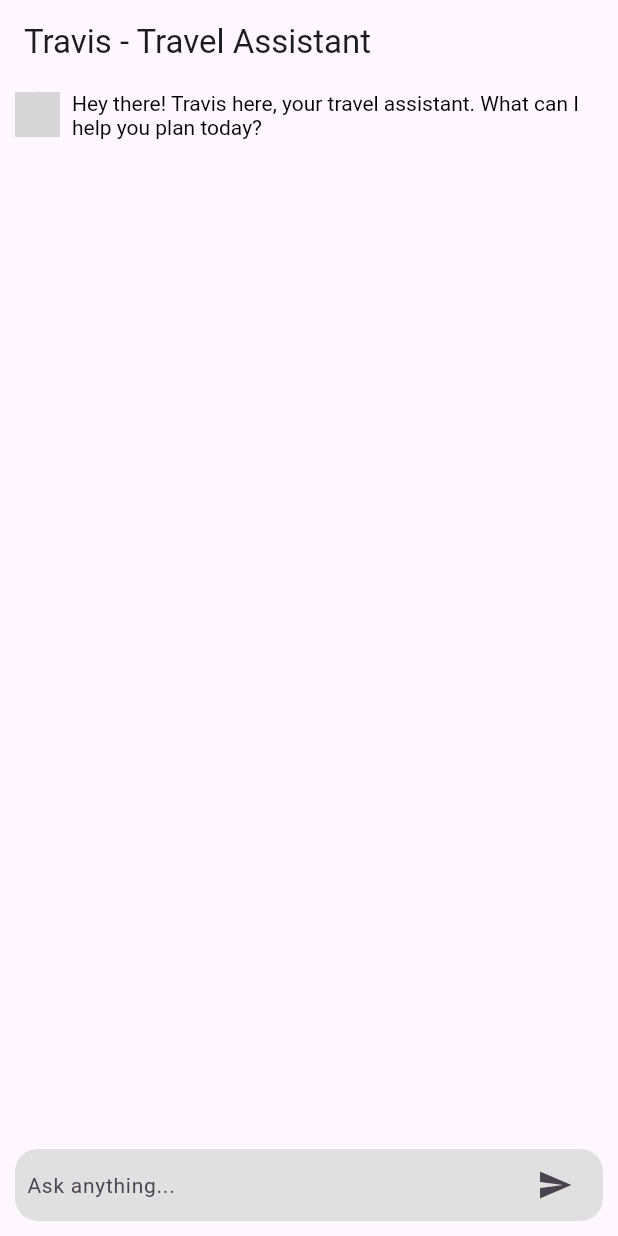
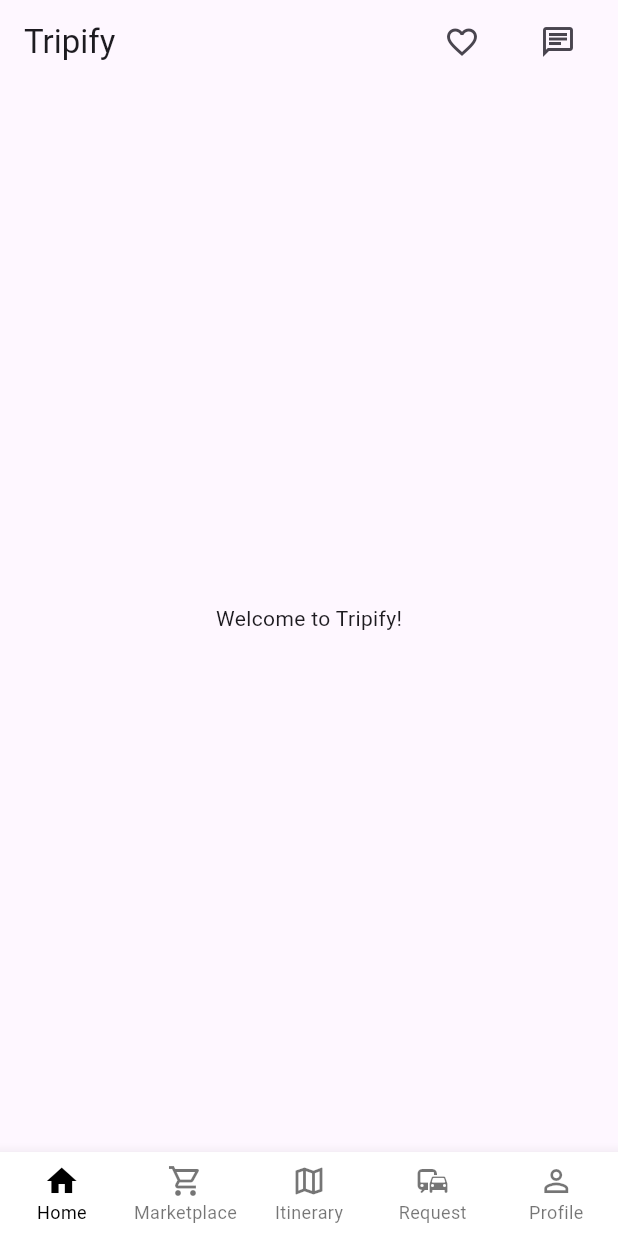
Before and after one commit to limwengni/Tripify, a Flutter app: the screen it shows after launch, on a phone screen of 412 x 824 dp. Run offline on Flutter 3.47's test engine with Material 3 defaults, Android fonts, the phone set to English and light mode, and no system bars; our stand-ins replace shimmer; grey boxes are pictures that could not be loaded.

Commit message:
nav bar, and simple ui made

```diff
--- a/lib/main.dart
+++ b/lib/main.dart
@@ -1,7 +1,5 @@
 import 'package:flutter/material.dart';
-import 'views/travel_assistant_view.dart';
-import 'package:tripify/views/accommodation_requirement_page.dart';
-import 'travel_assistant.dart'; // Import your travel assistant file
+import 'views/main_screen_view.dart';
 
 void main() {
   runApp(MyApp());
@@ -13,7 +11,8 @@ class MyApp extends StatelessWidget {
     return MaterialApp(
       title: 'Travis - Travel Assistant',
       theme: ThemeData(primarySwatch: Colors.blue),
-      home: TravelAssistantView(),
+      home: MainScreenView(),
+      debugShowCheckedModeBanner: false,
     );
   }
 }
--- /dev/null
+++ b/lib/views/home_view.dart
@@ -0,0 +1,35 @@
+import 'package:flutter/material.dart';
+
+class HomeView extends StatelessWidget {
+  @override
+  Widget build(BuildContext context) {
+    return Scaffold(
+      appBar: AppBar(
+        title: Text('Tripify'),
+        actions: [
+          Padding(
+            padding: EdgeInsets.only(right: 16), // Right padding only
+            child: IconButton(
+              icon: Icon(Icons.favorite_outline),
+              onPressed: () {
+                // Open chat messages
+              },
+            ),
+          ),
+          Padding(
+            padding: EdgeInsets.only(right: 16), // Right padding only
+            child: IconButton(
+              icon: Icon(Icons.chat_outlined),
+              onPressed: () {
+                // Open chat messages
+              },
+            ),
+          ),
+        ],
+      ),
+      body: Center(
+        child: Text('Welcome to Tripify!'),
+      ),
+    );
+  }
+}
--- /dev/null
+++ b/lib/views/main_screen_view.dart
@@ -0,0 +1,84 @@
+import 'package:flutter/material.dart';
+import 'package:tripify/views/home_view.dart';
+import 'package:tripify/views/itinerary_view.dart';
+import 'package:tripify/views/marketplace_view.dart';
+import 'package:tripify/views/request_view.dart';
+import 'package:tripify/views/profile_view.dart';
+
+class MainScreenView extends StatefulWidget {
+  @override
+  _MainScreenState createState() => _MainScreenState();
+}
+
+class _MainScreenState extends State<MainScreenView> {
+  int _currentIndex = 0;
+
+  final List<Widget> _screens = [
+    HomeView(),
+    MarketplaceView(),
+    ItineraryView(),
+    RequestView(),
+    ProfileView(),
+  ];
+
+  void _onItemTapped(int index) {
+    setState(() {
+      _currentIndex = index;
+    });
+  }
+
+  @override
+  Widget build(BuildContext context) {
+    return Scaffold(
+      body: _screens[_currentIndex],
+      bottomNavigationBar: BottomNavigationBar(
+        iconSize: 24, // Consistent icon size
+        selectedFontSize: 12.0, // Set the selected font size
+        unselectedFontSize: 12.0, // Set the unselected font size
+        items: [
+          BottomNavigationBarItem(
+            icon: Icon(
+              _currentIndex == 0 ? Icons.home : Icons.home_outlined,
+              color: _currentIndex == 0 ? Colors.black : Colors.black54,
+            ),
+            label: 'Home',
+          ),
+          BottomNavigationBarItem(
+            icon: Icon(
+              _currentIndex == 1 ? Icons.shopping_cart : Icons.shopping_cart_outlined,
+              color: _currentIndex == 1 ? Colors.black : Colors.black54,
+            ),
+            label: 'Marketplace',
+          ),
+          BottomNavigationBarItem(
+            icon: Icon(
+              _currentIndex == 2 ? Icons.map : Icons.map_outlined,
+              color: _currentIndex == 2 ? Colors.black : Colors.black54,
+            ),
+            label: 'Itinerary',
+          ),
+          BottomNavigationBarItem(
+            icon: Icon(
+              _currentIndex == 3 ? Icons.commute : Icons.commute_rounded,
+              color: _currentIndex == 3 ? Colors.black : Colors.black54,
+            ),
+            label: 'Request',
+          ),
+          BottomNavigationBarItem(
+            icon: Icon(
+              _currentIndex == 4 ? Icons.person : Icons.person_outline,
+              color: _currentIndex == 4 ? Colors.black : Colors.black54,
+            ),
+            label: 'Profile',
+          ),
+        ],
+        currentIndex: _currentIndex,
+        onTap: _onItemTapped,
+        backgroundColor: Colors.white,
+        selectedItemColor: Colors.black,
+        unselectedItemColor: Colors.black54,
+        type: BottomNavigationBarType.fixed, // Ensures the items do not shift
+      ),
+    );
+  }
+}
--- a/pubspec.yaml
+++ b/pubspec.yaml
@@ -34,6 +34,7 @@ dependencies:
   http: ^0.13.4
   shimmer: ^2.0.0
   provider: ^6.0.0
+  flutter_svg: ^1.0.3
 
   # The following adds the Cupertino Icons font to your application.
   # Use with the CupertinoIcons class for iOS style icons.
@@ -63,6 +64,7 @@ flutter:
   # To add assets to your application, add an assets section, like this:
   assets:
     - assets/images/travis.png
+    - assets/icons/robot_icon.svg
     # - images/a_dot_ham.jpeg
 
   # An image asset can refer to one or more resolution-specific "variants", see
```
Also changed, not shown: lib/views/itinerary_view.dart (added, +15 -0 lines), lib/views/marketplace_view.dart (added, +15 -0 lines), lib/views/profile_view.dart (added, +61 -0 lines), lib/views/request_view.dart (added, +15 -0 lines), assets/icons/robot_icon.svg (added), pubspec.lock.
